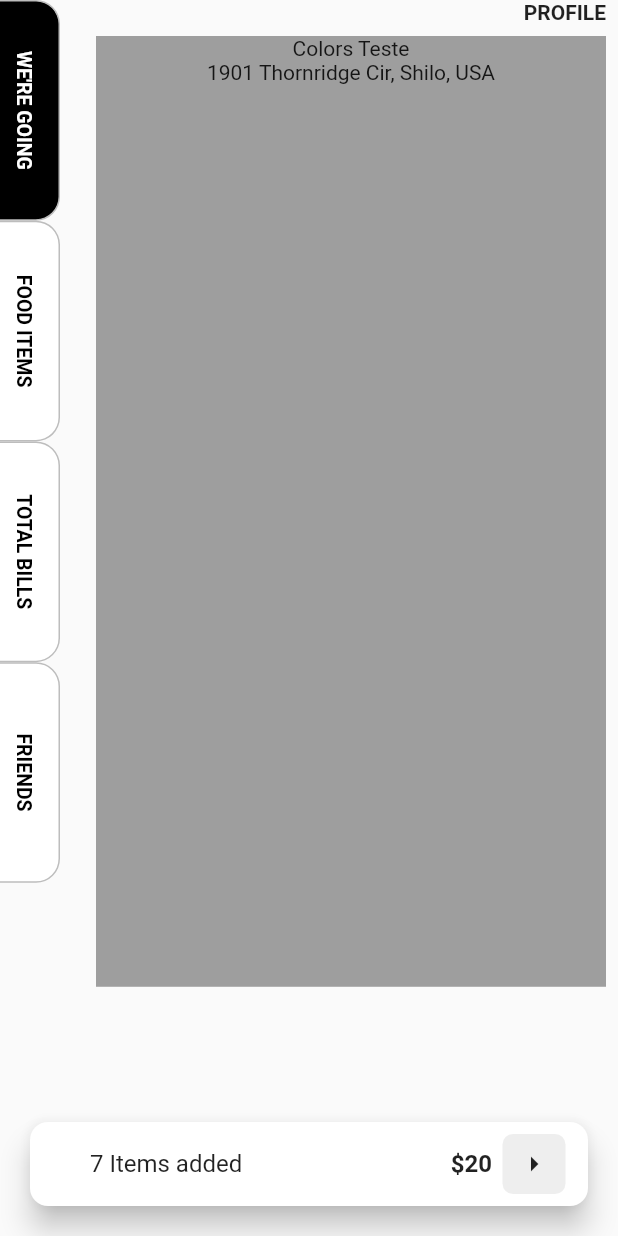
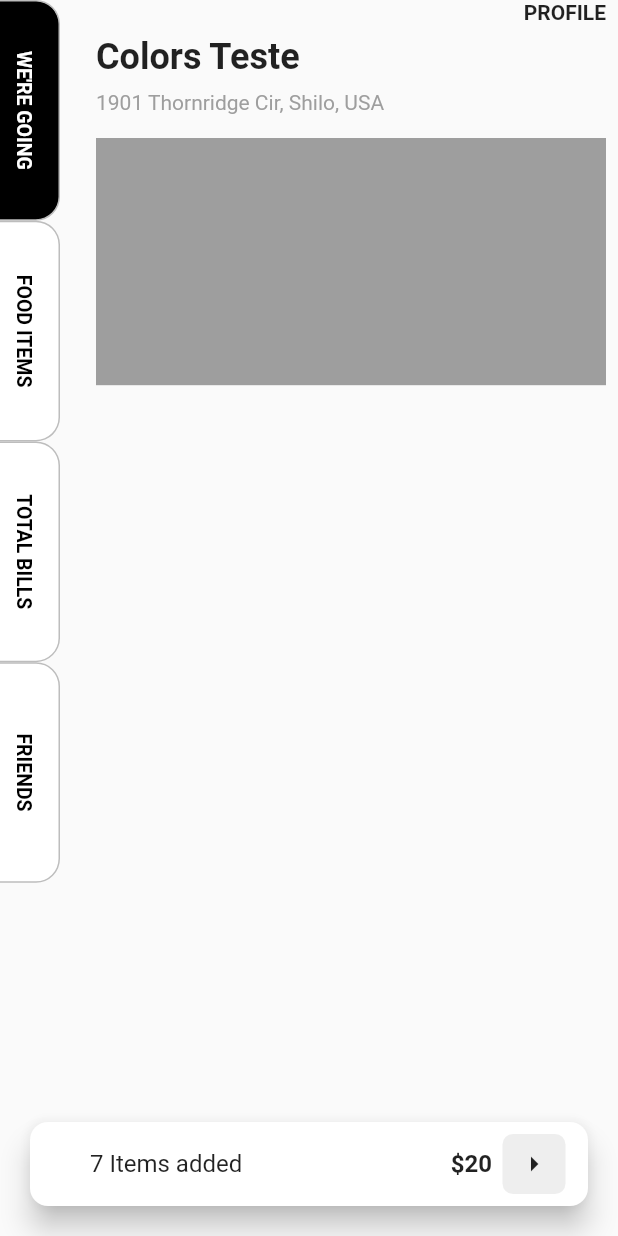
Before and after one commit to JAICHANGPARK/flutter_notebook_11th_story, a Flutter app: the screen it shows after launch, on a phone screen of 412 x 824 dp. Run offline on Flutter 3.47's test engine with Material 2 defaults, Android fonts, the phone set to English and light mode, and no system bars; our stand-ins replace backdrop, badges, flutter_inner_drawer, flutter_slidable, flutter_swiper, google_fonts.

Commit message:
Update food_bill_home_page.dart

```diff
--- a/lib/ep714_food_bill_app/ui/food_bill_home_page.dart
+++ b/lib/ep714_food_bill_app/ui/food_bill_home_page.dart
@@ -17,11 +17,24 @@ class _FoodBillHomePageState extends State<FoodBillHomePage> {
             Positioned(
               child: Container(
                 height: MediaQuery.of(context).size.height / 1.3,
-                color: Colors.grey,
+
                 child: Column(
+                  crossAxisAlignment: CrossAxisAlignment.start,
                   children: [
-                    Text("Colors Teste"),
-                    Text("1901 Thornridge Cir, Shilo, USA")
+                    Text("Colors Teste", style: TextStyle(
+                      fontSize: 24,
+                      fontWeight: FontWeight.bold,
+                    ),),
+                    SizedBox(height: 8,),
+                    Text("1901 Thornridge Cir, Shilo, USA", style: TextStyle(
+                      color: Colors.grey
+                    ),),
+                    SizedBox(height: 16,),
+                    Container(
+                      height: MediaQuery.of(context).size.height / 5,
+                      width: double.infinity,
+                      color: Colors.grey,
+                    ),
                   ],
                 ),
               ),
```
